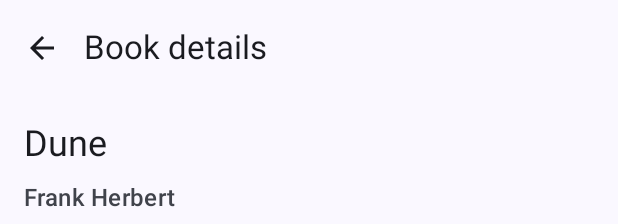
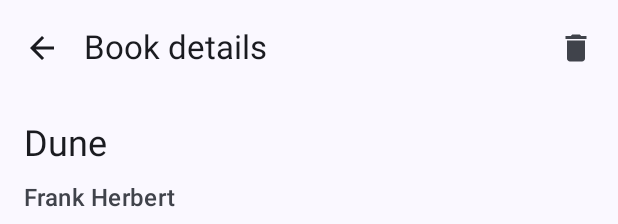
Before and after one commit to sdkhmt13/Mobileproject, an Android app built with Jetpack Compose: the @Preview function BookDetailPreview, on a phone screen of 412 x 824 dp. Shown: the top 224 px of the screen. Run offline under Robolectric (Android 15) with nearby library versions, the phone set to English and light mode, and no system bars.

Commit message:
delete with back navigation

```diff
--- a/app/src/main/java/com/example/mobileproject/ui/screens/BookDetailScreen.kt
+++ b/app/src/main/java/com/example/mobileproject/ui/screens/BookDetailScreen.kt
@@ -22,6 +22,8 @@ import androidx.compose.ui.unit.dp
 import androidx.lifecycle.compose.collectAsStateWithLifecycle
 import com.example.mobileproject.ui.components.StatusChips
 import com.example.mobileproject.viewmodel.BookDetailViewModel
+import androidx.compose.material.icons.filled.Delete
+
 
 @OptIn(ExperimentalMaterial3Api::class)
 @Composable
@@ -38,6 +40,16 @@ fun BookDetailScreen(
                 navigationIcon = {
                     IconButton(onClick = onBack) {
                         Icon(Icons.AutoMirrored.Filled.ArrowBack, contentDescription = "Back")
+                    }
+                },
+                actions = {
+                    if (book != null) {
+                        IconButton(onClick = {
+                            viewModel.remove()
+                            onBack()
+                        }) {
+                            Icon(Icons.Filled.Delete, contentDescription = "Delete book")
+                        }
                     }
                 }
             )
```
